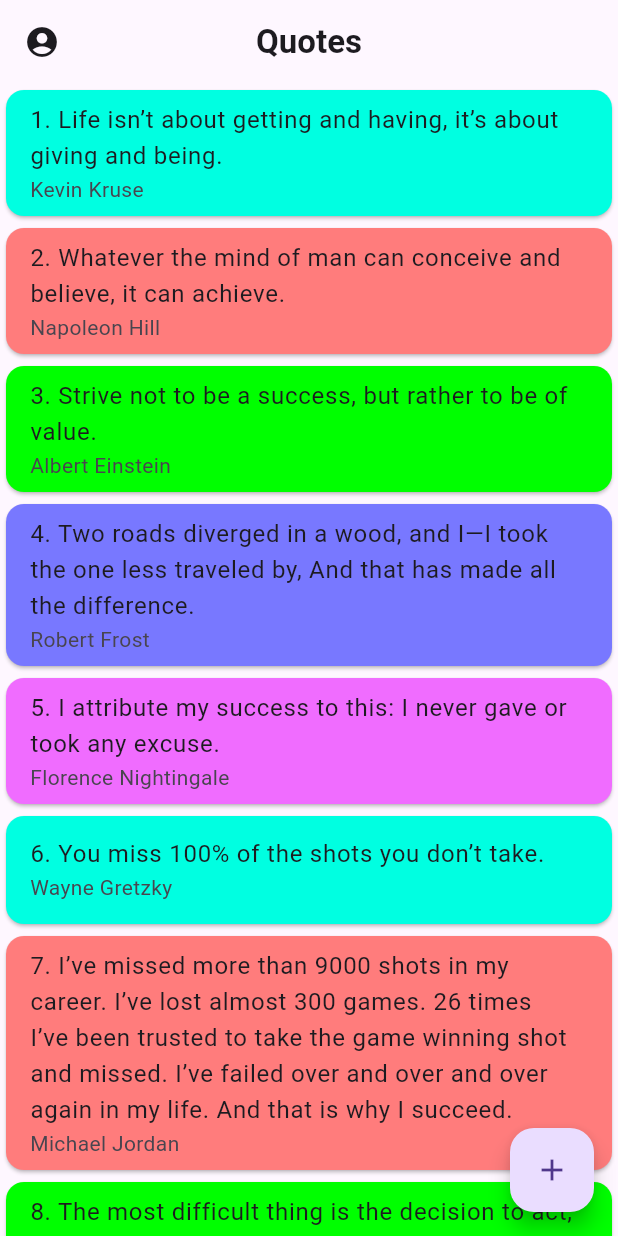
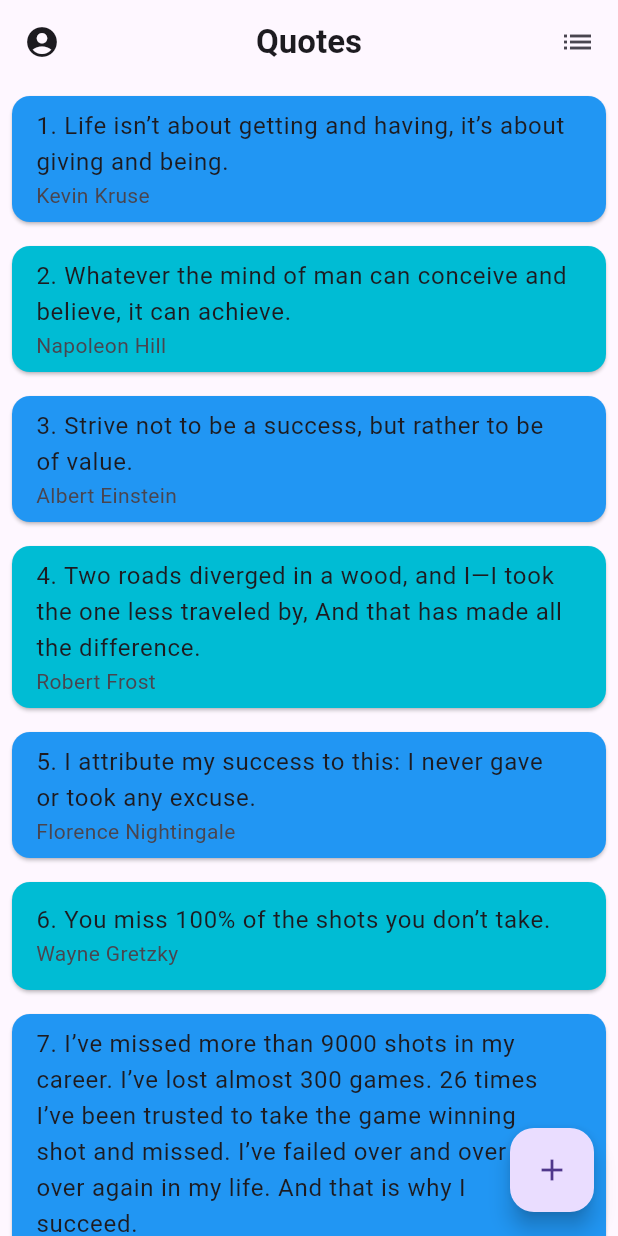
Before and after one commit to Sahilk0809/quote_app_daily_task, a Flutter app: the screen it shows after launch, on a phone screen of 412 x 824 dp. Run offline on Flutter 3.47's test engine with Material 3 defaults, Android fonts, the phone set to English and light mode, and no system bars; our stand-ins replace pdf, printing.

Commit message:
05/06/2024

```diff
--- a/lib/quotes/quotes.dart
+++ b/lib/quotes/quotes.dart
@@ -3,7 +3,7 @@ import 'dart:math';
 import 'package:flutter/material.dart';
 import 'package:quote_app_daily_task/utils/global.dart';
 
-int i = -1;
+int i = 0;
 QuoteModel? quoteModel;
 
 class QuotesScreen extends StatefulWidget {
@@ -33,42 +33,52 @@ class _QuotesScreenState extends State<QuotesScreen> {
               fontWeight: FontWeight.bold,
             ),
           ),
-        ),
-        body: SingleChildScrollView(
-          physics: const BouncingScrollPhysics(),
-          child: Column(
-            children: [
-              ...List.generate(quoteList.length, (index) {
+          actions:  [
+            Padding(
+              padding: const EdgeInsets.only(right: 15),
+              child: GestureDetector(
+                  onTap: () {
                     setState(() {
-                  i++;
-                  if(i==colorList.length){
-                    i=-1;
-                    i++;
+                      if(isGrid){
+                        isGrid = false;
+                      }
+                      else{
+                        isGrid = true;
                       }
                     });
-                return Card(
-                  color: colorList[i],
-                  child: ListTile(
-                    title: Text(
-                        '${index + 1}. ${quoteModel!.quoteModelList[index].quote!}'),
-                    subtitle: Text(quoteModel!.quoteModelList[index].author!),
+                  },
+                  child: Icon(isGrid? Icons.grid_4x4_outlined: Icons.list)),
             ),
-                );
-              }),
           ],
         ),
-        ),
+        body: isGrid?gridView():listView(),
         floatingActionButton: FloatingActionButton(
           onPressed: () {
             Random random = Random();
             int x = random.nextInt(quoteModel!.quoteModelList.length);
             setState(() {
-              showDialog(context: context, builder: (context) => AlertDialog(
-                title: Text(quoteModel!.quoteModelList[x].quote!),
+              i++;
+              if(i>1){
+                i=0;
+              }
+              showDialog(
+                barrierDismissible: false,
+                context: context,
+                builder: (context) =>
+                    AlertDialog(
+                      backgroundColor: i%2==0?colorList[0]:colorList[1],
+                      title: Text(quoteModel!.quoteModelList[x].author!),
+                      content: Text(quoteModel!.quoteModelList[x].quote!),
                       actions: [
-                  Text(quoteModel!.quoteModelList[x].author!),
+                        TextButton(
+                          onPressed: () {
+                            Navigator.of(context).pop();
+                          },
+                          child: const Text('OK'),
+                        ),
                       ],
-              ),);
+                    ),
+              );
             });
           },
           child: const Icon(Icons.add),
@@ -76,4 +86,34 @@ class _QuotesScreenState extends State<QuotesScreen> {
       ),
     );
   }
+
+  ListView listView() {
+    return ListView.builder(itemBuilder: (context, index) {
+        return Card(
+          margin: const EdgeInsets.all(8),
+          color: index%2==0?colorList[0]:colorList[1],
+          child: ListTile(
+            title: Text(
+                '${index + 1}. ${quoteModel!.quoteModelList[index].quote!}'),
+            subtitle: Text(quoteModel!.quoteModelList[index].author!),
+          ),
+        );
+      },);
   }
+  GridView gridView() {
+    return GridView.builder(itemBuilder: (context, index) {
+      return Card(
+        margin: const EdgeInsets.all(8),
+        color: index%2==0?colorList[0]:colorList[1],
+        child: ListTile(
+          title: Text(
+              '${index + 1}. ${quoteModel!.quoteModelList[index].quote!}',),
+          subtitle: Text(quoteModel!.quoteModelList[index].author!),
+        ),
+      );
+    },
+    gridDelegate: const SliverGridDelegateWithFixedCrossAxisCount(crossAxisCount: 2),
+     shrinkWrap: true,
+    );
+  }
+}
--- a/lib/utils/global.dart
+++ b/lib/utils/global.dart
@@ -20,12 +20,11 @@ List invoiceDetails = [
 
 int selectedIndex = 0;
 
+bool isGrid = false;
+
 List<Color> colorList = [
-  const Color(0xff00ffe1),
-  const Color(0xffff7c7c),
-  const Color(0xff00FF00),
-  const Color(0xff7878ff),
-  const Color(0xfff06cff),
+  Colors.blue,
+  Colors.cyan,
 ];
 
 class QuoteModel {
```
Lines whose indentation alone changed are shown as unchanged.
